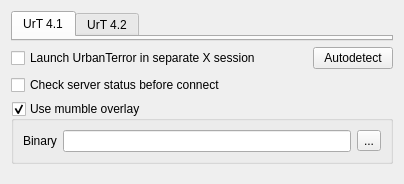
This is src/setting_forms/launch_settings_form.ui in navrocky/urtconnector as Qt 5 draws it before an edit. The edited form follows.
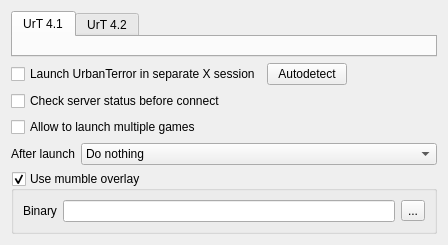
This is the edited form. Icons and pictures are not drawn. Custom widgets are drawn as their Qt base class.

Commit message: - added options to hide window or quit after launch - added option to launch multiple games

Diff of the .ui file:
```diff
--- a/src/setting_forms/launch_settings_form.ui
+++ b/src/setting_forms/launch_settings_form.ui
@@ -6,48 +6,15 @@
    <rect>
     <x>0</x>
     <y>0</y>
-    <width>404</width>
-    <height>184</height>
+    <width>448</width>
+    <height>245</height>
    </rect>
   </property>
   <property name="windowTitle">
    <string>Form</string>
   </property>
-  <layout class="QVBoxLayout" name="verticalLayout">
-   <item>
-    <widget class="QTabWidget" name="tab_widget">
-     <property name="currentIndex">
-      <number>0</number>
-     </property>
-     <widget class="QWidget" name="tab">
-      <attribute name="title">
-       <string>UrT 4.1</string>
-      </attribute>
-      <layout class="QVBoxLayout" name="verticalLayout_2">
-       <property name="margin">
-        <number>0</number>
-       </property>
-       <item>
-        <widget class="launch_opts_panel" name="urt41_panel" native="true"/>
-       </item>
-      </layout>
-     </widget>
-     <widget class="QWidget" name="tab_2">
-      <attribute name="title">
-       <string>UrT 4.2</string>
-      </attribute>
-      <layout class="QVBoxLayout" name="verticalLayout_3">
-       <property name="margin">
-        <number>0</number>
-       </property>
-       <item>
-        <widget class="launch_opts_panel" name="urt42_panel" native="true"/>
-       </item>
-      </layout>
-     </widget>
-    </widget>
-   </item>
-   <item>
+  <layout class="QFormLayout" name="formLayout_2">
+   <item row="2" column="0" colspan="2">
     <layout class="QHBoxLayout" name="horizontalLayout">
      <item>
       <widget class="QCheckBox" name="separate_x_check">
@@ -56,6 +23,13 @@
        </property>
       </widget>
      </item>
+     <item>
+      <widget class="QPushButton" name="x_check_button">
+       <property name="text">
+        <string>Autodetect</string>
+       </property>
+      </widget>
+     </item>
      <item>
       <spacer name="horizontalSpacer_2">
        <property name="orientation">
@@ -69,23 +43,42 @@
        </property>
       </spacer>
      </item>
-     <item>
-      <widget class="QPushButton" name="x_check_button">
-       <property name="text">
-        <string>Autodetect</string>
-       </property>
-      </widget>
-     </item>
     </layout>
    </item>
-   <item>
+   <item row="3" column="0" colspan="2">
     <widget class="QCheckBox" name="update_server_check">
      <property name="text">
       <string>Check server status before connect</string>
      </property>
     </widget>
    </item>
-   <item>
+   <item row="5" column="1">
+    <widget class="QComboBox" name="after_launch_combo">
+     <item>
+      <property name="text">
+       <string>Do nothing</string>
+      </property>
+     </item>
+     <item>
+      <property name="text">
+       <string>Hide main window</string>
+      </property>
+     </item>
+     <item>
+      <property name="text">
+       <string>Quit program</string>
+      </property>
+     </item>
+    </widget>
+   </item>
+   <item row="5" column="0">
+    <widget class="QLabel" name="label_2">
+     <property name="text">
+      <string>After launch</string>
+     </property>
+    </widget>
+   </item>
+   <item row="6" column="0" colspan="2">
     <widget class="QGroupBox" name="mumble_overlay_group">
      <property name="title">
       <string>Use mumble overlay</string>
@@ -125,18 +118,45 @@
      </layout>
     </widget>
    </item>
-   <item>
-    <spacer name="verticalSpacer_3">
-     <property name="orientation">
-      <enum>Qt::Vertical</enum>
+   <item row="4" column="0" colspan="2">
+    <widget class="QCheckBox" name="multiple_launch_check">
+     <property name="text">
+      <string>Allow to launch multiple games</string>
      </property>
-     <property name="sizeHint" stdset="0">
-      <size>
-       <width>20</width>
-       <height>3</height>
-      </size>
+    </widget>
+   </item>
+   <item row="1" column="0" colspan="2">
+    <widget class="QTabWidget" name="tab_widget">
+     <property name="currentIndex">
+      <number>0</number>
      </property>
-    </spacer>
+     <widget class="QWidget" name="tab">
+      <attribute name="title">
+       <string>UrT 4.1</string>
+      </attribute>
+      <layout class="QVBoxLayout" name="verticalLayout_2">
+       <property name="margin">
+        <number>0</number>
+       </property>
+       <item>
+        <widget class="launch_opts_panel" name="urt41_panel" native="true"/>
+       </item>
+      </layout>
+     </widget>
+     <widget class="QWidget" name="tab_2">
+      <attribute name="title">
+       <string>UrT 4.2</string>
+      </attribute>
+      <layout class="QVBoxLayout" name="verticalLayout_3">
+       <property name="margin">
+        <number>0</number>
+       </property>
+       <item>
+        <widget class="launch_opts_panel" name="urt42_panel" native="true"/>
+       </item>
+      </layout>
+     </widget>
+    </widget>
    </item>
   </layout>
  </widget>
```
Left out of the diff: 2 changed lines with no effect on the pictures. The commit also changes 6 other files.
